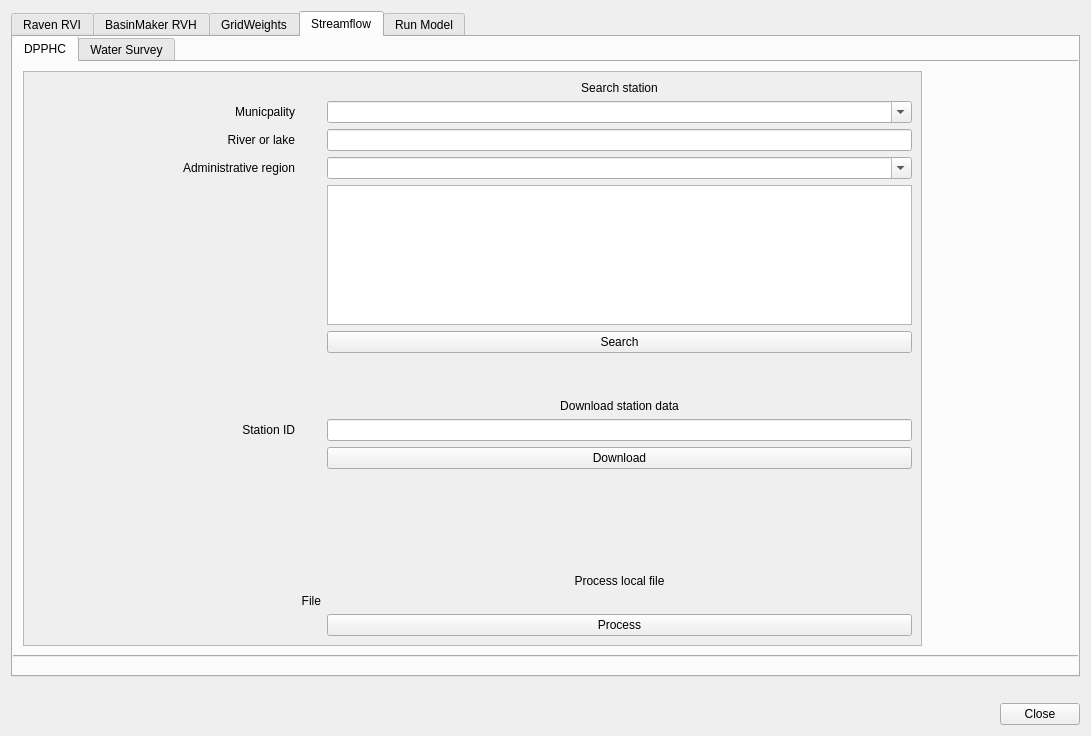
Old version of the form qraven/qraven_dialog_base.ui in the repository Scriptbash/QRaven.
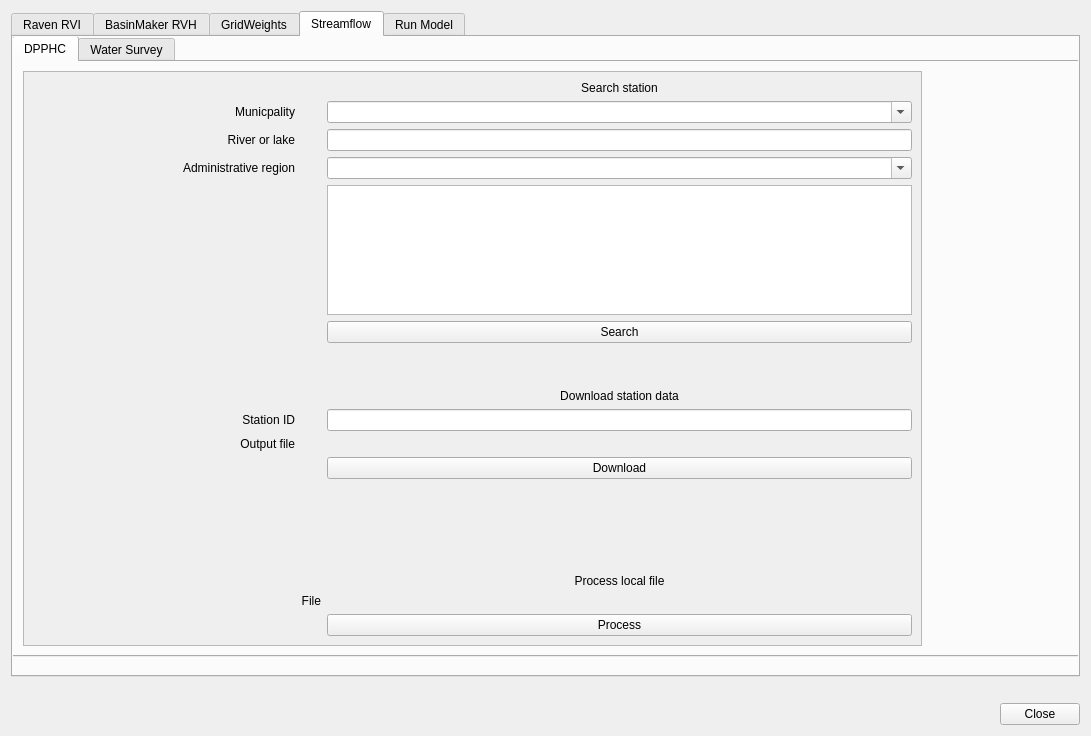
New version of the form. Custom widgets are drawn as their Qt base class.

Diff of the .ui file:
```diff
--- a/qraven/qraven_dialog_base.ui
+++ b/qraven/qraven_dialog_base.ui
@@ -3849,8 +3849,8 @@
              </rect>
             </property>
             <layout class="QGridLayout" name="gridLayout_15">
-             <item row="19" column="3">
-              <widget class="QPushButton" name="pushButton_3">
+             <item row="20" column="3">
+              <widget class="QPushButton" name="btn_cehqprocess">
                <property name="text">
                 <string>Process</string>
                </property>
@@ -3875,7 +3875,7 @@
                </property>
               </widget>
              </item>
-             <item row="17" column="2">
+             <item row="18" column="2">
               <widget class="QLabel" name="label_94">
                <property name="text">
                 <string>File</string>
@@ -3886,13 +3886,13 @@
               </widget>
              </item>
              <item row="5" column="3">
-              <widget class="QComboBox" name="comboBox_2">
+              <widget class="QComboBox" name="combo_cehqadminregion">
                <property name="editable">
                 <bool>true</bool>
                </property>
               </widget>
              </item>
-             <item row="15" column="3">
+             <item row="16" column="3">
               <spacer name="verticalSpacer">
                <property name="orientation">
                 <enum>Qt::Vertical</enum>
@@ -3905,8 +3905,8 @@
                </property>
               </spacer>
              </item>
-             <item row="14" column="3">
-              <widget class="QPushButton" name="pushButton_2">
+             <item row="15" column="3">
+              <widget class="QPushButton" name="btn_cehqdownload">
                <property name="text">
                 <string>Download</string>
                </property>
@@ -3923,14 +3923,14 @@
               </widget>
              </item>
              <item row="13" column="3">
-              <widget class="QLineEdit" name="lineEdit_2">
+              <widget class="QLineEdit" name="txt_cehqid">
                <property name="text">
                 <string/>
                </property>
               </widget>
              </item>
-             <item row="17" column="3">
-              <widget class="QgsFileWidget" name="mQgsFileWidget"/>
+             <item row="18" column="3">
+              <widget class="QgsFileWidget" name="file_cehqlocalfile"/>
              </item>
              <item row="5" column="1">
               <widget class="QLabel" name="label_32">
@@ -3943,7 +3943,7 @@
               </widget>
              </item>
              <item row="4" column="3">
-              <widget class="QLineEdit" name="lineEdit"/>
+              <widget class="QLineEdit" name="txt_cehqriver"/>
              </item>
              <item row="2" column="1">
               <widget class="QLabel" name="label_30">
@@ -3955,13 +3955,6 @@
                </property>
               </widget>
              </item>
-             <item row="10" column="3">
-              <widget class="QPushButton" name="pushButton">
-               <property name="text">
-                <string>Search</string>
-               </property>
-              </widget>
-             </item>
              <item row="2" column="0">
               <spacer name="horizontalSpacer_7">
                <property name="orientation">
@@ -3978,6 +3971,13 @@
                </property>
               </spacer>
              </item>
+             <item row="10" column="3">
+              <widget class="QPushButton" name="btn_cehqsearch">
+               <property name="text">
+                <string>Search</string>
+               </property>
+              </widget>
+             </item>
              <item row="12" column="3">
               <widget class="QLabel" name="label_79">
                <property name="text">
@@ -3988,7 +3988,7 @@
                </property>
               </widget>
              </item>
-             <item row="16" column="3">
+             <item row="17" column="3">
               <widget class="QLabel" name="label_81">
                <property name="text">
                 <string>Process local file</string>
@@ -4008,20 +4008,6 @@
                </property>
               </widget>
              </item>
-             <item row="2" column="3">
-              <widget class="QComboBox" name="comboBox">
-               <property name="editable">
-                <bool>true</bool>
-               </property>
-              </widget>
-             </item>
-             <item row="9" column="3">
-              <widget class="QPlainTextEdit" name="plainTextEdit">
-               <property name="readOnly">
-                <bool>true</bool>
-               </property>
-              </widget>
-             </item>
              <item row="11" column="3">
               <spacer name="verticalSpacer_2">
                <property name="orientation">
@@ -4038,6 +4024,40 @@
                </property>
               </spacer>
              </item>
+             <item row="2" column="3">
+              <widget class="QComboBox" name="combo_cehqmunicipality">
+               <property name="editable">
+                <bool>true</bool>
+               </property>
+              </widget>
+             </item>
+             <item row="9" column="3">
+              <widget class="QPlainTextEdit" name="txt_cehqresults">
+               <property name="readOnly">
+                <bool>true</bool>
+               </property>
+              </widget>
+             </item>
+             <item row="14" column="3">
+              <widget class="QgsFileWidget" name="file_cehqoutput">
+               <property name="filter">
+                <string>*.rvt</string>
+               </property>
+               <property name="storageMode">
+                <enum>QgsFileWidget::SaveFile</enum>
+               </property>
+              </widget>
+             </item>
+             <item row="14" column="1">
+              <widget class="QLabel" name="label_95">
+               <property name="text">
+                <string>Output file</string>
+               </property>
+               <property name="alignment">
+                <set>Qt::AlignRight|Qt::AlignTrailing|Qt::AlignVCenter</set>
+               </property>
+              </widget>
+             </item>
             </layout>
            </widget>
           </widget>
```
